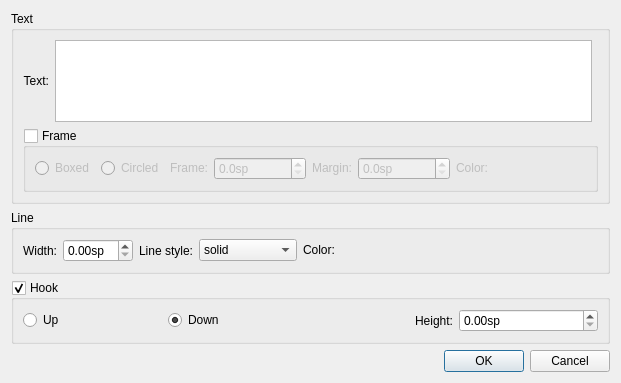
Before: the Qt Designer form mscore/mscore/lineproperties.ui in musescore/musescore-old, drawn with Qt 5.
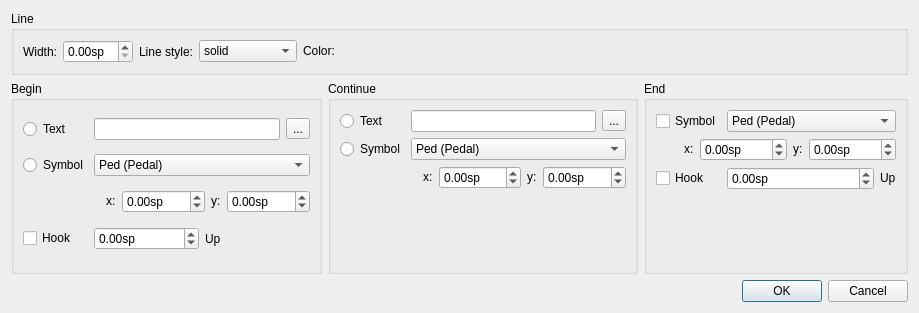
After: the same form once the commit is applied. Custom widgets are drawn as their Qt base class.

```diff
--- a/mscore/mscore/lineproperties.ui
+++ b/mscore/mscore/lineproperties.ui
@@ -1,196 +1,30 @@
 <ui version="4.0" >
  <class>LinePropertiesDialog</class>
- <widget class="QDialog" name="LinePropertiesDialog" >
-  <property name="geometry" >
+ <widget class="QDialog" name="LinePropertiesDialog">
+  <property name="geometry">
    <rect>
     <x>0</x>
     <y>0</y>
-    <width>621</width>
-    <height>383</height>
+    <width>919</width>
+    <height>313</height>
    </rect>
   </property>
   <property name="windowTitle" >
    <string>MuseScore: Line Properties</string>
   </property>
-  <layout class="QVBoxLayout" >
+  <layout class="QVBoxLayout" name="verticalLayout">
    <item>
-    <widget class="QGroupBox" name="groupBox_2" >
-     <property name="title" >
-      <string>Text</string>
-     </property>
-     <property name="flat" >
-      <bool>true</bool>
-     </property>
-     <layout class="QGridLayout" >
-      <item row="0" column="0" >
-       <widget class="QLabel" name="label_4" >
-        <property name="sizePolicy" >
-         <sizepolicy vsizetype="Fixed" hsizetype="Fixed" >
-          <horstretch>0</horstretch>
-          <verstretch>0</verstretch>
-         </sizepolicy>
-        </property>
-        <property name="text" >
-         <string>Text:</string>
-        </property>
-        <property name="alignment" >
-         <set>Qt::AlignRight|Qt::AlignTrailing|Qt::AlignVCenter</set>
-        </property>
-       </widget>
-      </item>
-      <item row="0" column="1" >
-       <widget class="QTextEdit" name="text" >
-        <property name="readOnly" >
-         <bool>false</bool>
-        </property>
-       </widget>
-      </item>
-      <item row="1" column="0" colspan="3" >
-       <widget class="QGroupBox" name="frame" >
-        <property name="title" >
-         <string>Frame</string>
-        </property>
-        <property name="flat" >
-         <bool>true</bool>
-        </property>
-        <property name="checkable" >
-         <bool>true</bool>
-        </property>
-        <property name="checked" >
-         <bool>false</bool>
-        </property>
-        <layout class="QHBoxLayout" >
-         <item>
-          <widget class="QRadioButton" name="frameBoxed" >
-           <property name="sizePolicy" >
-            <sizepolicy vsizetype="Fixed" hsizetype="Fixed" >
-             <horstretch>0</horstretch>
-             <verstretch>0</verstretch>
-            </sizepolicy>
-           </property>
-           <property name="text" >
-            <string>Boxed</string>
-           </property>
-          </widget>
-         </item>
-         <item>
-          <widget class="QRadioButton" name="frameCircled" >
-           <property name="sizePolicy" >
-            <sizepolicy vsizetype="Fixed" hsizetype="Fixed" >
-             <horstretch>0</horstretch>
-             <verstretch>0</verstretch>
-            </sizepolicy>
-           </property>
-           <property name="text" >
-            <string>Circled</string>
-           </property>
-          </widget>
-         </item>
-         <item>
-          <widget class="QLabel" name="label_8" >
-           <property name="sizePolicy" >
-            <sizepolicy vsizetype="Fixed" hsizetype="Fixed" >
-             <horstretch>0</horstretch>
-             <verstretch>0</verstretch>
-            </sizepolicy>
-           </property>
-           <property name="text" >
-            <string>Frame:</string>
-           </property>
-           <property name="alignment" >
-            <set>Qt::AlignRight|Qt::AlignTrailing|Qt::AlignVCenter</set>
-           </property>
-          </widget>
-         </item>
-         <item>
-          <widget class="QDoubleSpinBox" name="frameWidth" >
-           <property name="suffix" >
-            <string>sp</string>
-           </property>
-           <property name="decimals" >
-            <number>1</number>
-           </property>
-          </widget>
-         </item>
-         <item>
-          <widget class="QLabel" name="label_9" >
-           <property name="sizePolicy" >
-            <sizepolicy vsizetype="Fixed" hsizetype="Fixed" >
-             <horstretch>0</horstretch>
-             <verstretch>0</verstretch>
-            </sizepolicy>
-           </property>
-           <property name="text" >
-            <string>Margin:</string>
-           </property>
-           <property name="alignment" >
-            <set>Qt::AlignRight|Qt::AlignTrailing|Qt::AlignVCenter</set>
-           </property>
-          </widget>
-         </item>
-         <item>
-          <widget class="QDoubleSpinBox" name="frameMargin" >
-           <property name="suffix" >
-            <string>sp</string>
-           </property>
-           <property name="decimals" >
-            <number>1</number>
-           </property>
-          </widget>
-         </item>
-         <item>
-          <widget class="QLabel" name="label_10" >
-           <property name="sizePolicy" >
-            <sizepolicy vsizetype="Fixed" hsizetype="Fixed" >
-             <horstretch>0</horstretch>
-             <verstretch>0</verstretch>
-            </sizepolicy>
-           </property>
-           <property name="text" >
-            <string>Color:</string>
-           </property>
-           <property name="alignment" >
-            <set>Qt::AlignRight|Qt::AlignTrailing|Qt::AlignVCenter</set>
-           </property>
-          </widget>
-         </item>
-         <item>
-          <widget class="Awl::ColorLabel" name="frameColor" >
-           <property name="sizePolicy" >
-            <sizepolicy vsizetype="Fixed" hsizetype="Preferred" >
-             <horstretch>0</horstretch>
-             <verstretch>0</verstretch>
-            </sizepolicy>
-           </property>
-          </widget>
-         </item>
-        </layout>
-       </widget>
-      </item>
-     </layout>
-     <zorder>label_4</zorder>
-     <zorder>label_7</zorder>
-     <zorder>textFont</zorder>
-     <zorder>label_6</zorder>
-     <zorder>textSize</zorder>
-     <zorder>italic</zorder>
-     <zorder>bold</zorder>
-     <zorder>text</zorder>
-     <zorder>frame</zorder>
-    </widget>
-   </item>
-   <item>
-    <widget class="QGroupBox" name="groupBox" >
-     <property name="title" >
+    <widget class="QGroupBox" name="groupBox">
+     <property name="title">
       <string>Line</string>
      </property>
-     <property name="flat" >
-      <bool>true</bool>
+     <property name="flat">
+      <bool>false</bool>
      </property>
-     <layout class="QHBoxLayout" >
+     <layout class="QHBoxLayout">
       <item>
-       <widget class="QLabel" name="label_2" >
-        <property name="text" >
+       <widget class="QLabel" name="label_2">
+        <property name="text">
          <string>Width:</string>
         </property>
         <property name="alignment" >
@@ -199,8 +33,8 @@
        </widget>
       </item>
       <item>
-       <widget class="QDoubleSpinBox" name="lineWidth" >
-        <property name="suffix" >
+       <widget class="QDoubleSpinBox" name="lineWidth">
+        <property name="suffix">
          <string>sp</string>
         </property>
         <property name="singleStep" >
@@ -209,8 +43,8 @@
        </widget>
       </item>
       <item>
-       <widget class="QLabel" name="label_3" >
-        <property name="text" >
+       <widget class="QLabel" name="label_3">
+        <property name="text">
          <string>Line style:</string>
         </property>
         <property name="alignment" >
@@ -219,7 +53,7 @@
        </widget>
       </item>
       <item>
-       <widget class="QComboBox" name="lineStyle" >
+       <widget class="QComboBox" name="lineStyle">
         <item>
          <property name="text" >
           <string>solid</string>
@@ -248,9 +82,9 @@
        </widget>
       </item>
       <item>
-       <widget class="QLabel" name="label_5" >
-        <property name="sizePolicy" >
-         <sizepolicy vsizetype="Fixed" hsizetype="Fixed" >
+       <widget class="QLabel" name="label_5">
+        <property name="sizePolicy">
+         <sizepolicy hsizetype="Fixed" vsizetype="Fixed">
           <horstretch>0</horstretch>
           <verstretch>0</verstretch>
          </sizepolicy>
@@ -287,60 +121,498 @@
     </widget>
    </item>
    <item>
-    <widget class="QGroupBox" name="hook" >
-     <property name="title" >
-      <string>Hook</string>
-     </property>
-     <property name="flat" >
-      <bool>true</bool>
-     </property>
-     <property name="checkable" >
-      <bool>true</bool>
-     </property>
-     <layout class="QHBoxLayout" >
-      <item>
-       <widget class="QRadioButton" name="up" >
-        <property name="text" >
-         <string>Up</string>
-        </property>
-       </widget>
-      </item>
-      <item>
-       <widget class="QRadioButton" name="down" >
-        <property name="text" >
-         <string>Down</string>
-        </property>
-        <property name="checked" >
-         <bool>true</bool>
-        </property>
-       </widget>
-      </item>
-      <item>
-       <widget class="QLabel" name="label" >
-        <property name="text" >
-         <string>Height:</string>
-        </property>
-        <property name="alignment" >
-         <set>Qt::AlignRight|Qt::AlignTrailing|Qt::AlignVCenter</set>
-        </property>
-       </widget>
-      </item>
-      <item>
-       <widget class="QDoubleSpinBox" name="hookHeight" >
-        <property name="suffix" >
-         <string>sp</string>
-        </property>
-        <property name="singleStep" >
-         <double>0.500000000000000</double>
-        </property>
-       </widget>
-      </item>
-     </layout>
-    </widget>
+    <layout class="QHBoxLayout" name="horizontalLayout">
+     <item>
+      <widget class="QGroupBox" name="groupBox_3">
+       <property name="title">
+        <string>Begin</string>
+       </property>
+       <layout class="QGridLayout" name="gridLayout_2">
+        <item row="0" column="0">
+         <widget class="QRadioButton" name="beginTextRb">
+          <property name="text">
+           <string>Text</string>
+          </property>
+          <property name="autoExclusive">
+           <bool>false</bool>
+          </property>
+         </widget>
+        </item>
+        <item row="0" column="1">
+         <widget class="QLineEdit" name="beginText"/>
+        </item>
+        <item row="0" column="2">
+         <widget class="QToolButton" name="beginTextTb">
+          <property name="text">
+           <string>...</string>
+          </property>
+         </widget>
+        </item>
+        <item row="1" column="0">
+         <widget class="QRadioButton" name="beginSymbolRb">
+          <property name="text">
+           <string>Symbol</string>
+          </property>
+          <property name="autoExclusive">
+           <bool>false</bool>
+          </property>
+         </widget>
+        </item>
+        <item row="1" column="1" colspan="2">
+         <widget class="QComboBox" name="beginSymbol">
+          <item>
+           <property name="text">
+            <string>Ped (Pedal)</string>
+           </property>
+          </item>
+         </widget>
+        </item>
+        <item row="2" column="0" colspan="3">
+         <layout class="QHBoxLayout" name="horizontalLayout_3">
+          <item>
+           <spacer name="horizontalSpacer_3">
+            <property name="orientation">
+             <enum>Qt::Horizontal</enum>
+            </property>
+            <property name="sizeHint" stdset="0">
+             <size>
+              <width>40</width>
+              <height>20</height>
+             </size>
+            </property>
+           </spacer>
+          </item>
+          <item>
+           <widget class="QLabel" name="label_12">
+            <property name="sizePolicy">
+             <sizepolicy hsizetype="Fixed" vsizetype="Fixed">
+              <horstretch>0</horstretch>
+              <verstretch>0</verstretch>
+             </sizepolicy>
+            </property>
+            <property name="text">
+             <string>x:</string>
+            </property>
+           </widget>
+          </item>
+          <item>
+           <widget class="QDoubleSpinBox" name="beginSymbolX">
+            <property name="sizePolicy">
+             <sizepolicy hsizetype="MinimumExpanding" vsizetype="Fixed">
+              <horstretch>0</horstretch>
+              <verstretch>0</verstretch>
+             </sizepolicy>
+            </property>
+            <property name="suffix">
+             <string notr="true">sp</string>
+            </property>
+            <property name="minimum">
+             <double>-999.000000000000000</double>
+            </property>
+            <property name="maximum">
+             <double>999.990000000000009</double>
+            </property>
+           </widget>
+          </item>
+          <item>
+           <widget class="QLabel" name="label_14">
+            <property name="sizePolicy">
+             <sizepolicy hsizetype="Fixed" vsizetype="Fixed">
+              <horstretch>0</horstretch>
+              <verstretch>0</verstretch>
+             </sizepolicy>
+            </property>
+            <property name="text">
+             <string>y:</string>
+            </property>
+           </widget>
+          </item>
+          <item>
+           <widget class="QDoubleSpinBox" name="beginSymbolY">
+            <property name="sizePolicy">
+             <sizepolicy hsizetype="MinimumExpanding" vsizetype="Fixed">
+              <horstretch>0</horstretch>
+              <verstretch>0</verstretch>
+             </sizepolicy>
+            </property>
+            <property name="suffix">
+             <string>sp</string>
+            </property>
+            <property name="minimum">
+             <double>-999.000000000000000</double>
+            </property>
+            <property name="maximum">
+             <double>999.990000000000009</double>
+            </property>
+           </widget>
+          </item>
+         </layout>
+        </item>
+        <item row="3" column="0">
+         <widget class="QCheckBox" name="beginHook">
+          <property name="text">
+           <string>Hook</string>
+          </property>
+         </widget>
+        </item>
+        <item row="3" column="1" colspan="2">
+         <layout class="QHBoxLayout" name="horizontalLayout_2">
+          <item>
+           <widget class="QDoubleSpinBox" name="beginHookHeight">
+            <property name="suffix">
+             <string>sp</string>
+            </property>
+            <property name="minimum">
+             <double>-999.000000000000000</double>
+            </property>
+            <property name="maximum">
+             <double>999.990000000000009</double>
+            </property>
+            <property name="singleStep">
+             <double>0.500000000000000</double>
+            </property>
+           </widget>
+          </item>
+          <item>
+           <widget class="QLabel" name="label_11">
+            <property name="text">
+             <string>Up</string>
+            </property>
+           </widget>
+          </item>
+         </layout>
+        </item>
+       </layout>
+      </widget>
+     </item>
+     <item>
+      <widget class="QGroupBox" name="groupBox_4">
+       <property name="title">
+        <string>Continue</string>
+       </property>
+       <layout class="QGridLayout" name="gridLayout_3">
+        <item row="0" column="0">
+         <widget class="QRadioButton" name="continueTextRb">
+          <property name="sizePolicy">
+           <sizepolicy hsizetype="Fixed" vsizetype="Fixed">
+            <horstretch>0</horstretch>
+            <verstretch>0</verstretch>
+           </sizepolicy>
+          </property>
+          <property name="text">
+           <string>Text</string>
+          </property>
+          <property name="autoExclusive">
+           <bool>false</bool>
+          </property>
+         </widget>
+        </item>
+        <item row="0" column="1">
+         <widget class="QLineEdit" name="continueText"/>
+        </item>
+        <item row="0" column="2">
+         <widget class="QToolButton" name="continueTextTb">
+          <property name="text">
+           <string>...</string>
+          </property>
+         </widget>
+        </item>
+        <item row="1" column="0">
+         <widget class="QRadioButton" name="continueSymbolRb">
+          <property name="text">
+           <string>Symbol</string>
+          </property>
+          <property name="autoExclusive">
+           <bool>false</bool>
+          </property>
+         </widget>
+        </item>
+        <item row="1" column="1" colspan="2">
+         <widget class="QComboBox" name="continueSymbol">
+          <item>
+           <property name="text">
+            <string>Ped (Pedal)</string>
+           </property>
+          </item>
+         </widget>
+        </item>
+        <item row="2" column="0" colspan="3">
+         <layout class="QHBoxLayout" name="horizontalLayout_4">
+          <item>
+           <spacer name="horizontalSpacer_2">
+            <property name="orientation">
+             <enum>Qt::Horizontal</enum>
+            </property>
+            <property name="sizeHint" stdset="0">
+             <size>
+              <width>40</width>
+              <height>20</height>
+             </size>
+            </property>
+           </spacer>
+          </item>
+          <item>
+           <widget class="QLabel" name="label_17">
+            <property name="sizePolicy">
+             <sizepolicy hsizetype="Fixed" vsizetype="Fixed">
+              <horstretch>0</horstretch>
+              <verstretch>0</verstretch>
+             </sizepolicy>
+            </property>
+            <property name="text">
+             <string>x:</string>
+            </property>
+           </widget>
+          </item>
+          <item>
+           <widget class="QDoubleSpinBox" name="continueSymbolX">
+            <property name="sizePolicy">
+             <sizepolicy hsizetype="MinimumExpanding" vsizetype="Fixed">
+              <horstretch>0</horstretch>
+              <verstretch>0</verstretch>
+             </sizepolicy>
+            </property>
+            <property name="suffix">
+             <string>sp</string>
+            </property>
+            <property name="minimum">
+             <double>-999.000000000000000</double>
+            </property>
+            <property name="maximum">
+             <double>999.990000000000009</double>
+            </property>
+           </widget>
+          </item>
+          <item>
+           <widget class="QLabel" name="label_18">
+            <property name="sizePolicy">
+             <sizepolicy hsizetype="Fixed" vsizetype="Fixed">
+              <horstretch>0</horstretch>
+              <verstretch>0</verstretch>
+             </sizepolicy>
+            </property>
+            <property name="text">
+             <string>y:</string>
+            </property>
+           </widget>
+          </item>
+          <item>
+           <widget class="QDoubleSpinBox" name="continueSymbolY">
+            <property name="sizePolicy">
+             <sizepolicy hsizetype="MinimumExpanding" vsizetype="Fixed">
+              <horstretch>0</horstretch>
+              <verstretch>0</verstretch>
+             </sizepolicy>
+            </property>
+            <property name="suffix">
+             <string>sp</string>
+            </property>
+            <property name="minimum">
+             <double>-999.000000000000000</double>
+            </property>
+            <property name="maximum">
+             <double>999.990000000000009</double>
+            </property>
+           </widget>
+          </item>
+         </layout>
+        </item>
+        <item row="3" column="1" colspan="2">
+         <layout class="QHBoxLayout" name="horizontalLayout_5">
+          <item>
+           <spacer name="verticalSpacer_2">
+            <property name="orientation">
+             <enum>Qt::Vertical</enum>
+            </property>
+            <property name="sizeHint" stdset="0">
+             <size>
+              <width>20</width>
+              <height>40</height>
+             </size>
+            </property>
+           </spacer>
+          </item>
+         </layout>
+        </item>
+       </layout>
+      </widget>
+     </item>
+     <item>
+      <widget class="QGroupBox" name="groupBox_5">
+       <property name="title">
+        <string>End</string>
+       </property>
+       <layout class="QGridLayout" name="gridLayout">
+        <item row="0" column="0">
+         <widget class="QCheckBox" name="endSymbolRb">
+          <property name="sizePolicy">
+           <sizepolicy hsizetype="Fixed" vsizetype="Fixed">
+            <horstretch>0</horstretch>
+            <verstretch>0</verstretch>
+           </sizepolicy>
+          </property>
+          <property name="text">
+           <string>Symbol</string>
+          </property>
+         </widget>
+        </item>
+        <item row="0" column="1">
+         <widget class="QComboBox" name="endSymbol">
+          <item>
+           <property name="text">
+            <string>Ped (Pedal)</string>
+           </property>
+          </item>
+         </widget>
+        </item>
+        <item row="1" column="0" colspan="2">
+         <layout class="QHBoxLayout" name="horizontalLayout_6">
+          <item>
+           <spacer name="horizontalSpacer">
+            <property name="orientation">
+             <enum>Qt::Horizontal</enum>
+            </property>
+            <property name="sizeHint" stdset="0">
+             <size>
+              <width>28</width>
+              <height>20</height>
+             </size>
+            </property>
+           </spacer>
+          </item>
+          <item>
+           <widget class="QLabel" name="label_23">
+            <property name="sizePolicy">
+             <sizepolicy hsizetype="Fixed" vsizetype="Fixed">
+              <horstretch>0</horstretch>
+              <verstretch>0</verstretch>
+             </sizepolicy>
+            </property>
+            <property name="text">
+             <string>x:</string>
+            </property>
+           </widget>
+          </item>
+          <item>
+           <widget class="QDoubleSpinBox" name="endSymbolX">
+            <property name="sizePolicy">
+             <sizepolicy hsizetype="MinimumExpanding" vsizetype="Fixed">
+              <horstretch>0</horstretch>
+              <verstretch>0</verstretch>
+             </sizepolicy>
+            </property>
+            <property name="suffix">
+             <string>sp</string>
+            </property>
+            <property name="minimum">
+             <double>-9999.000000000000000</double>
+            </property>
+            <property name="maximum">
+             <double>9999.989999999999782</double>
+            </property>
+           </widget>
+          </item>
+          <item>
+           <widget class="QLabel" name="label_24">
+            <property name="sizePolicy">
+             <sizepolicy hsizetype="Fixed" vsizetype="Fixed">
+              <horstretch>0</horstretch>
+              <verstretch>0</verstretch>
+             </sizepolicy>
+            </property>
+            <property name="text">
+             <string>y:</string>
+            </property>
+           </widget>
+          </item>
+          <item>
+           <widget class="QDoubleSpinBox" name="endSymbolY">
+            <property name="sizePolicy">
+             <sizepolicy hsizetype="MinimumExpanding" vsizetype="Fixed">
+              <horstretch>0</horstretch>
+              <verstretch>0</verstretch>
+             </sizepolicy>
+            </property>
+            <property name="suffix">
+             <string>sp</string>
+            </property>
+            <property name="minimum">
+             <double>-9999.000000000000000</double>
+            </property>
+            <property name="maximum">
+             <double>9999.989999999999782</double>
+            </property>
+           </widget>
+          </item>
+         </layout>
+        </item>
+        <item row="2" column="0">
+         <widget class="QCheckBox" name="endHook">
+          <property name="sizePolicy">
+           <sizepolicy hsizetype="Fixed" vsizetype="Fixed">
+            <horstretch>0</horstretch>
+            <verstretch>0</verstretch>
+           </sizepolicy>
+          </property>
+          <property name="text">
+           <string>Hook</string>
+          </property>
+         </widget>
+        </item>
+        <item row="2" column="1">
+         <layout class="QHBoxLayout" name="horizontalLayout_7">
+          <item>
+           <widget class="QDoubleSpinBox" name="endHookHeight">
+            <property name="suffix">
+             <string>sp</string>
+            </property>
+            <property name="minimum">
+             <double>-999.000000000000000</double>
+            </property>
+            <property name="maximum">
+             <double>999.990000000000009</double>
+            </property>
+            <property name="singleStep">
+             <double>0.500000000000000</double>
+            </property>
+           </widget>
+          </item>
+          <item>
+           <widget class="QLabel" name="label_25">
+            <property name="sizePolicy">
+             <sizepolicy hsizetype="Fixed" vsizetype="Fixed">
+              <horstretch>0</horstretch>
+              <verstretch>0</verstretch>
+             </sizepolicy>
+            </property>
+            <property name="text">
+             <string>Up</string>
+            </property>
+           </widget>
+          </item>
+         </layout>
+        </item>
+        <item row="3" column="1">
+         <spacer name="verticalSpacer">
+          <property name="orientation">
+           <enum>Qt::Vertical</enum>
+          </property>
+          <property name="sizeHint" stdset="0">
+           <size>
+            <width>20</width>
+            <height>40</height>
+           </size>
+          </property>
+         </spacer>
+        </item>
+       </layout>
+      </widget>
+     </item>
+    </layout>
    </item>
    <item>
-    <widget class="QDialogButtonBox" name="buttonBox" >
-     <property name="orientation" >
+    <widget class="QDialogButtonBox" name="buttonBox">
+     <property name="orientation">
       <enum>Qt::Horizontal</enum>
      </property>
      <property name="standardButtons" >
```
Left out of the diff: 50 changed lines with no effect on the pictures.
